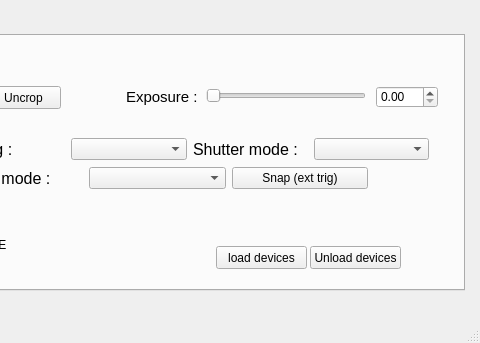
This is isoi_window.ui in JohnstonLab/OMMI as Qt 5 draws it before an edit; both pictures show x 326 to 806 and y 0 to 343 of the 806 by 343 pixel window. The edited form follows.
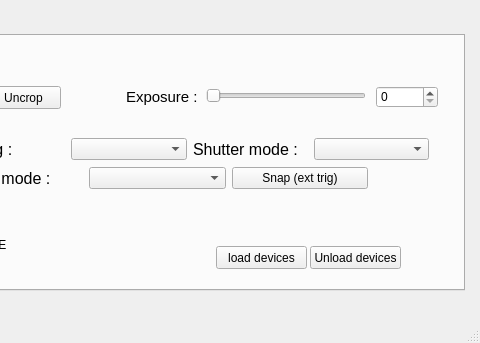
This is the edited form.

Diff of the .ui file:
```diff
--- a/isoi_window.ui
+++ b/isoi_window.ui
@@ -118,7 +118,7 @@
        <string>Camera settings</string>
       </property>
      </widget>
-     <widget class="QDoubleSpinBox" name="C_expSb">
+     <widget class="QSpinBox" name="C_expSb">
       <property name="geometry">
        <rect>
         <x>700</x>
@@ -127,6 +127,9 @@
         <height>22</height>
        </rect>
       </property>
+      <property name="maximum">
+       <number>99</number>
+      </property>
      </widget>
      <widget class="QLabel" name="label_2">
       <property name="geometry">
```
